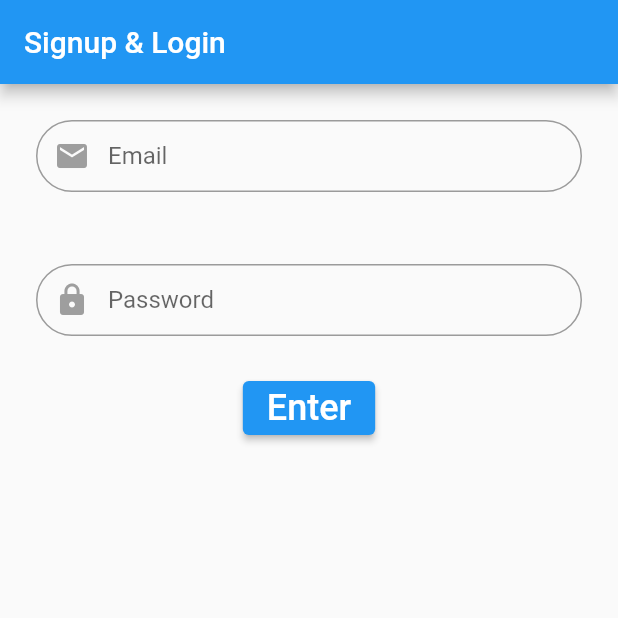
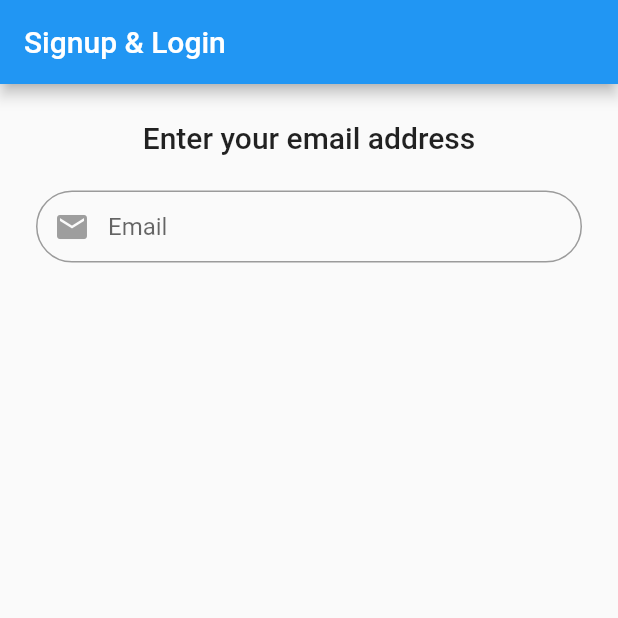
Before and after one commit to dleurs/flutter-strapi-graphql, a Flutter app: the screen it shows after launch, on a phone screen of 412 x 824 dp, the top half of it. Run offline on Flutter 3.47's test engine with Material 2 defaults, Android fonts, the phone set to English and light mode, and no system bars; our stand-ins replace bloc, equatable, flutter_bloc, flutter_secure_storage, flutter_spinkit, shared_preferences; missing offline and left inert: artemis, gql, gql_exec, gql_link; generated files the repository leaves out were written again.

Commit message:
UI of login in the good way. To continue

```diff
--- /dev/null
+++ b/frontend/lib/src/helpers/toList.dart
@@ -0,0 +1,5 @@
+typedef Iterable<T> IterableCallback<T>();
+
+List<T> toList<T>(IterableCallback<T> cb) {
+  return List.unmodifiable(cb());
+}
--- a/frontend/lib/src/ui/screen/login_screen.dart
+++ b/frontend/lib/src/ui/screen/login_screen.dart
@@ -4,6 +4,7 @@ import 'package:async/async.dart';
 import 'package:flutter/material.dart';
 import 'package:flutter_spinkit/flutter_spinkit.dart';
 import 'package:frontend/src/helpers/log.dart';
+import 'package:frontend/src/helpers/toList.dart';
 import 'dart:io';
 import 'package:frontend/src/helpers/validator.dart';
 import 'package:frontend/src/models/todo.dart';
@@ -26,18 +27,30 @@ class _LoginScreenState extends BaseScreenState<LoginScreen> {
 
   bool _showPasswordEyeIcon = false;
   bool _showSearchingEmailIcon = false;
+  bool _showSpinningCircleStartSearchingEmail = false;
 
-  bool _showLogin = false;
-  bool _startSearchingEmail = false;
+  bool _showLoginForm = false;
+  bool _showSignUpForm = false;
+
   Timer _waitingToStartSearchingMail;
 
   void _startTimer() {
     // https://stackoverflow.com/questions/17552757/is-there-any-way-to-cancel-a-dart-future
     setState(() {
-      _waitingToStartSearchingMail = Timer(Duration(seconds: 2), () {
+      _waitingToStartSearchingMail = Timer(Duration(milliseconds: 500), () {
         setState(() {
           Log.debug("BEGIN searching");
-          _startSearchingEmail = true;
+          _showSpinningCircleStartSearchingEmail = true;
+          setState(() {
+            _waitingToStartSearchingMail =
+                Timer(Duration(milliseconds: 3000), () {
+              setState(() {
+                Log.debug("END searching");
+                _showSpinningCircleStartSearchingEmail = false;
+                _showLoginForm = true;
+              });
+            });
+          });
         });
       });
     });
@@ -59,9 +72,11 @@ class _LoginScreenState extends BaseScreenState<LoginScreen> {
             ? IconButton(
                 icon: Icon(Icons.person_search),
                 onPressed: () {
+                  if (!_showSpinningCircleStartSearchingEmail) {
                     setState(() {
-                    _startSearchingEmail = true;
+                      _showSpinningCircleStartSearchingEmail = true;
                     });
+                  }
                 },
               )
             : SizedBox(),
@@ -70,7 +85,8 @@ class _LoginScreenState extends BaseScreenState<LoginScreen> {
         border: OutlineInputBorder(borderRadius: BorderRadius.circular(32.0)),
       ),
       onChanged: (String email) {
-        _startSearchingEmail = false;
+        _showSpinningCircleStartSearchingEmail = false;
+        _showLoginForm = false;
         if (_waitingToStartSearchingMail != null) {
           _waitingToStartSearchingMail.cancel();
         }
@@ -89,7 +105,7 @@ class _LoginScreenState extends BaseScreenState<LoginScreen> {
 
     final password = TextFormField(
       autofocus: false,
-      obscureText: !_showLogin,
+      obscureText: !_showLoginForm,
       controller: _password,
       validator: Validator.validatePassword,
       onChanged: (String password) {
@@ -114,7 +130,7 @@ class _LoginScreenState extends BaseScreenState<LoginScreen> {
                 icon: Icon(Icons.remove_red_eye_outlined),
                 onPressed: () {
                   setState(() {
-                    _showLogin = !_showLogin;
+                    _showLoginForm = !_showLoginForm;
                   });
                 },
               )
@@ -135,16 +151,38 @@ class _LoginScreenState extends BaseScreenState<LoginScreen> {
                 child: Column(
                   mainAxisAlignment: MainAxisAlignment.center,
                   //crossAxisAlignment: CrossAxisAlignment.stretch,
-                children: <Widget>[
+                  children: toList(
+                    () sync* {
+                      yield SizedBox(height: 24.0);
+                      if (!_showLoginForm && !_showLoginForm)
+                        yield Text(
+                          "Enter your email address",
+                          style: Theme.of(context).textTheme.headline6,
+                        );
+                      else if (_showLoginForm) {
+                        yield Text(
+                          "Email found. Please login",
+                          style: Theme.of(context).textTheme.headline6,
+                        );
+                      } else {
+                        yield Text(
+                          "Email not found. Please sign up",
+                          style: Theme.of(context).textTheme.headline6,
+                        );
+                      }
+                      yield SizedBox(height: 24.0);
+                      yield email;
+                      if (_showSpinningCircleStartSearchingEmail)
+                        yield* [
                           SizedBox(height: 24.0),
-                  email,
-                  SizedBox(height: 24.0),
-                  _startSearchingEmail
-                      ? SpinKitCircle(
+                          SpinKitCircle(
                             color: Theme.of(context).accentColor,
                             size: 70.0,
                           )
-                      : SizedBox(),
+                        ];
+
+                      if (_showLoginForm)
+                        yield* [
                           SizedBox(height: 24.0),
                           password,
                           SizedBox(height: 24.0),
@@ -162,14 +200,17 @@ class _LoginScreenState extends BaseScreenState<LoginScreen> {
                             child: Text(
                               'Enter',
                               style: TextStyle(
-                          fontSize:
-                              Theme.of(context).textTheme.headline5.fontSize),
+                                  fontSize: Theme.of(context)
+                                      .textTheme
+                                      .headline5
+                                      .fontSize),
+                            ),
+                          )
+                        ];
+                    },
                   ),
                 ),
-                ],
-              ),
-            ),
-          ))
+              )))
     ]);
     /* Column(
       children: <Widget>[
```
Lines whose indentation alone changed are shown as unchanged.
